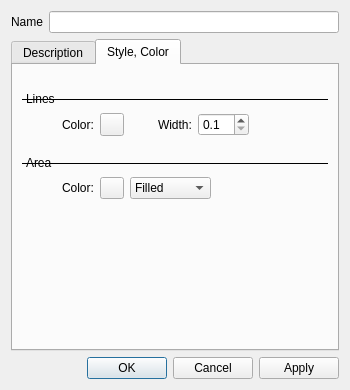
This is src/plugins/render/annotate/EditPolygonDialog.ui in calincru/marble as Qt 5 draws it before an edit. The edited form follows.
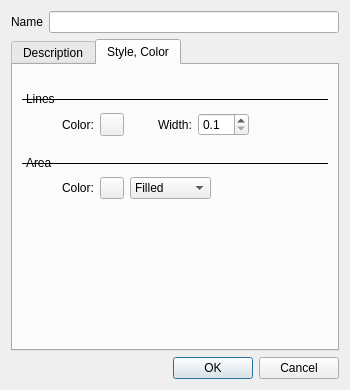
This is the edited form.

The edit to the form file:
```diff
--- a/src/plugins/render/annotate/EditPolygonDialog.ui
+++ b/src/plugins/render/annotate/EditPolygonDialog.ui
@@ -314,7 +314,7 @@
       <enum>Qt::Horizontal</enum>
      </property>
      <property name="standardButtons">
-      <set>QDialogButtonBox::Apply|QDialogButtonBox::Cancel|QDialogButtonBox::Ok</set>
+      <set>QDialogButtonBox::Cancel|QDialogButtonBox::Ok</set>
      </property>
     </widget>
    </item>
```
